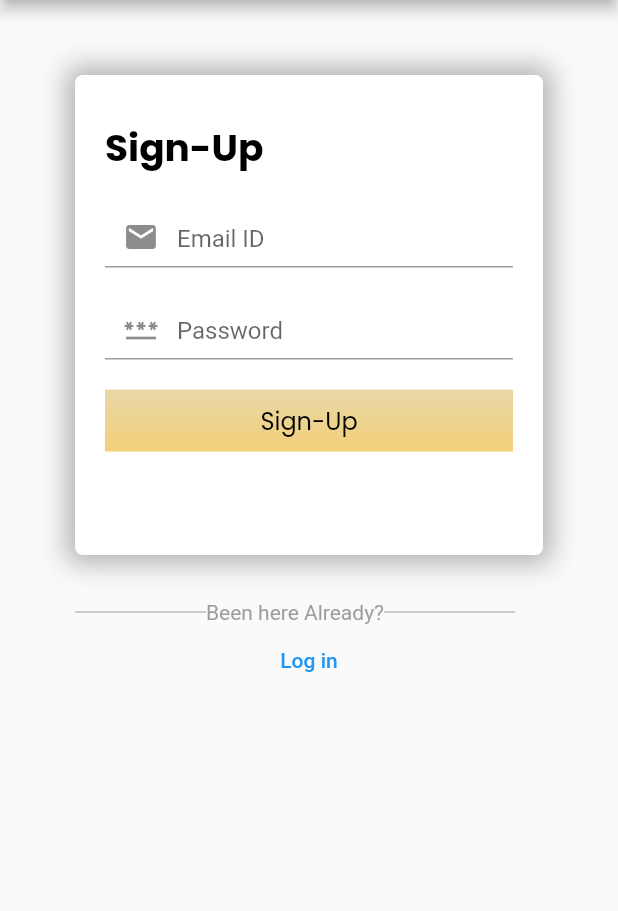
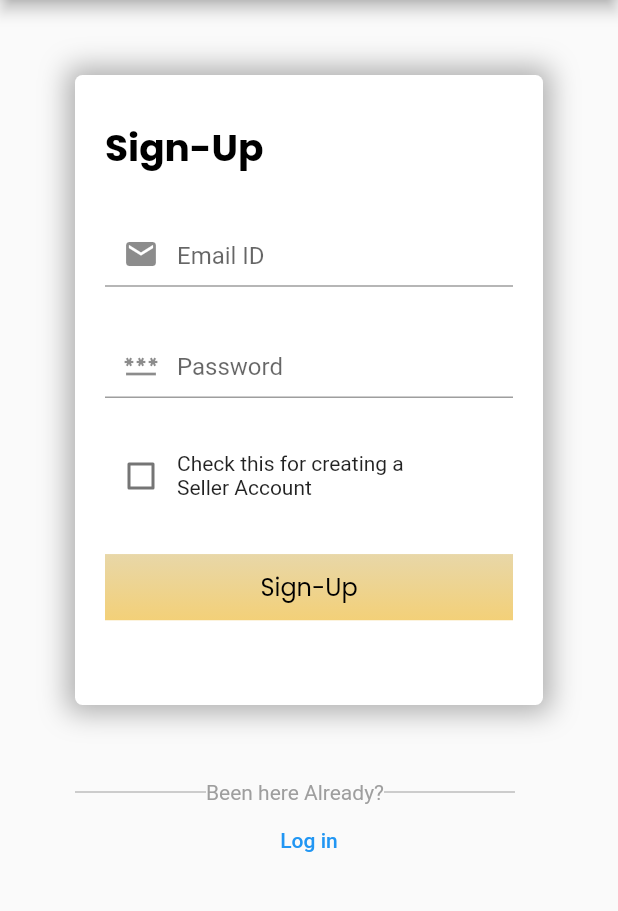
Before and after one commit to ii-pewpewpew-ii/ShopEz, a Flutter app: the screen it shows after launch, after a tap on "Sign Up", after a tap on "Sign-Up", on a phone screen of 412 x 824 dp, the part 84-995 px from its top. Run offline on Flutter 3.47's test engine with Material 2 defaults, Android fonts, the phone set to English and light mode, and no system bars; our stand-ins replace cloud_firestore, firebase_auth, firebase_core, flutter_slidable, font_awesome_flutter, google_fonts; accounts and stored records are empty; network calls fail.

Commit message:
commit 6

```diff
--- a/lib/views/seller/seller_dash.dart
+++ b/lib/views/seller/seller_dash.dart
@@ -12,14 +12,14 @@ class SellerHomeView extends StatefulWidget {
 }
 
 class _SellerHomeViewState extends State<SellerHomeView> {
-  String get userId => AuthService.firebase().currentUser!.id;
+  String? get email => AuthService.firebase().currentUser!.email;
   final _cloudservice = CloudServices();
 
   @override
   Widget build(BuildContext context) {
     return Scaffold(
         body: StreamBuilder(
-      stream: _cloudservice.getProductBySellerId(sellerId: userId),
+      stream: _cloudservice.getProductBySellerId(sellerId: email),
       builder: ((context, snapshot) {
         switch (snapshot.connectionState) {
           case (ConnectionState.active):
--- a/lib/views/signup_view.dart
+++ b/lib/views/signup_view.dart
@@ -1,3 +1,4 @@
+import 'package:amazone_clone/cloud/cloud_service_products.dart';
 import 'package:amazone_clone/constants/routes.dart';
 import 'package:amazone_clone/services/auth/auth_exceptions.dart';
 import 'package:amazone_clone/services/auth/auth_service.dart';
@@ -19,7 +20,7 @@ class _SignupViewState extends State<SignupView> {
   late final TextEditingController _email;
   late final TextEditingController _password;
   final authService = FirebaseAuthProvider;
-
+  bool? isseller = false;
   @override
   void initState() {
     _email = TextEditingController();
@@ -52,11 +53,15 @@ class _SignupViewState extends State<SignupView> {
               width: 100,
             ),
           )),
-      body: Column(children: [
+      body: SingleChildScrollView(
+        scrollDirection: Axis.vertical,
+        child: SizedBox(
+          height: 650,
+          child: Column(children: [
             Container(
-          padding: const EdgeInsets.fromLTRB(20, 30, 20, 5),
-          margin: const EdgeInsets.fromLTRB(50, 50, 50, 30),
-          height: 320,
+              padding: const EdgeInsets.fromLTRB(20, 30, 20, 0),
+              margin: const EdgeInsets.fromLTRB(50, 50, 50, 50),
+              height: 420,
               width: MediaQuery.of(context).size.width - 40,
               decoration: BoxDecoration(
                   color: Colors.white,
@@ -84,7 +89,7 @@ class _SignupViewState extends State<SignupView> {
                   ),
                   const Flexible(
                       child: SizedBox(
-                height: 20,
+                    height: 30,
                   )),
                   Flexible(
                     child: TextField(
@@ -99,7 +104,7 @@ class _SignupViewState extends State<SignupView> {
                   ),
                   const Flexible(
                       child: SizedBox(
-                height: 20,
+                    height: 30,
                   )),
                   Flexible(
                     child: TextField(
@@ -116,16 +121,40 @@ class _SignupViewState extends State<SignupView> {
                   ),
                   const Flexible(
                       child: SizedBox(
-                height: 20,
+                    height: 30,
+                  )),
+                  Flexible(
+                      child: SizedBox(
+                    width: MediaQuery.of(context).size.width - 60,
+                    height: 60,
+                    child: Row(children: [
+                      Checkbox(
+                          value: isseller,
+                          onChanged: (value) {
+                            setState(() {
+                              isseller = value;
+                            });
+                          }),
+                      const Text('Check this for creating a\nSeller Account'),
+                    ]),
+                  )),
+                  const Flexible(
+                      child: SizedBox(
+                    height: 30,
                   )),
                   Flexible(
                       child: Container(
                     width: MediaQuery.of(context).size.width - 40,
+                    height: 200,
+                    //color: Colors.amber,
                     decoration: const BoxDecoration(
-                  gradient: LinearGradient(colors: [
+                      gradient: LinearGradient(
+                          colors: [
                             Color.fromARGB(255, 232, 215, 168),
                             Color.fromARGB(255, 243, 208, 120)
-                  ], begin: Alignment.topCenter, end: Alignment.bottomCenter),
+                          ],
+                          begin: Alignment.topCenter,
+                          end: Alignment.bottomCenter),
                     ),
                     child: TextButton(
                       onPressed: () async {
@@ -136,20 +165,31 @@ class _SignupViewState extends State<SignupView> {
                             email: email,
                             password: password,
                           );
+
+                          if (isseller != null) {
+                            if (isseller!) {
+                              await CloudServices()
+                                  .addSeller(email: _email.text);
+                            }
+                          }
                           await AuthService.firebase().sendEmailVerification();
                           // ignore: use_build_context_synchronously
                           Navigator.of(context).pushNamedAndRemoveUntil(
                               verifyEmailRoute, (route) => false);
                         } on EmailAlreadyInUseAuthException {
                           showSnackBox(
-                          context: context, content: 'Email Already In Use');
+                              context: context,
+                              content: 'Email Already In Use');
                         } on WeakPasswordAuthException {
-                      showSnackBox(context: context, content: 'Weak Password');
+                          showSnackBox(
+                              context: context, content: 'Weak Password');
                         } on InvalidEmailAuthException {
                           showSnackBox(
-                          context: context, content: 'Email Already In Use');
+                              context: context,
+                              content: 'Email Already In Use');
                         } on GenericAuthException {
-                      showSnackBox(context: context, content: 'Signup failed ');
+                          showSnackBox(
+                              context: context, content: 'Signup failed ');
                         }
                       },
                       child: Text(
@@ -195,13 +235,15 @@ class _SignupViewState extends State<SignupView> {
                 width: MediaQuery.of(context).size.width - 100,
                 child: TextButton(
                     onPressed: () {
-                  Navigator.of(context)
-                      .pushNamedAndRemoveUntil(loginRoute, (route) => false);
+                      Navigator.of(context).pushNamedAndRemoveUntil(
+                          loginRoute, (route) => false);
                     },
                     child: const Text(login)),
               ),
             )
           ]),
+        ),
+      ),
     ));
   }
 }
```
Also changed, not shown: lib/cloud/cloud_service_products.dart (+4 -4 lines), lib/utilities/vertical_listview_builder.dart (+5 -3 lines), lib/views/category_search.dart (+5 -3 lines), lib/views/login_view.dart (+10 -2 lines), lib/views/seller/addProductsView.dart (+5 -6 lines), lib/views/seller/updateProduct.dart (+4 -4 lines). Lines whose indentation alone changed are shown as unchanged.
